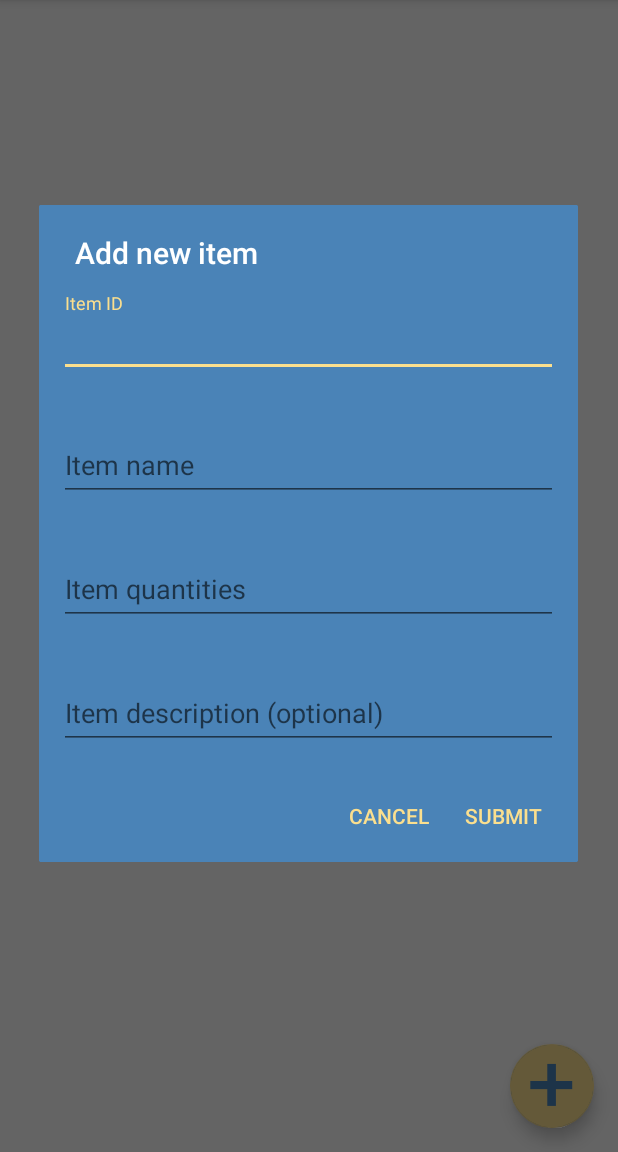
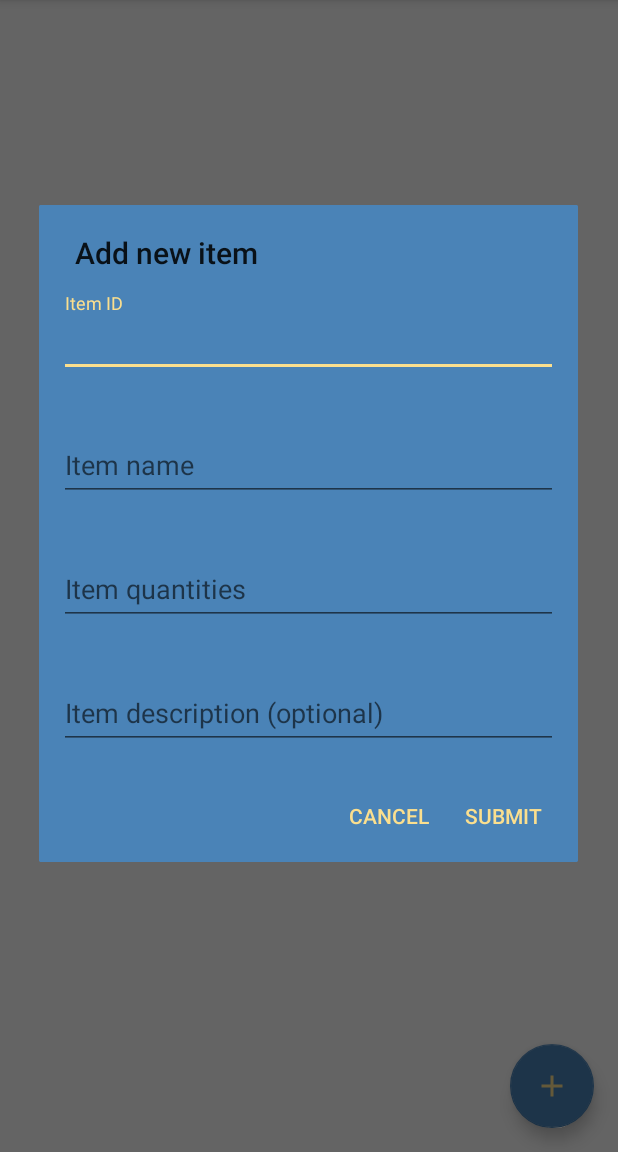
Before and after one commit to zerrium/Simple-Inventory-App, an Android app: the ListActivity screen opened directly, with no data from a screen before it, after a tap on an icon or button, on a phone screen of 412 x 824 dp, the part 84-1236 px from its top. Run offline under Robolectric (Android 15) with nearby library versions, the phone set to English and light mode, and no system bars; Roboto replaces fonts that are not available here.

Commit message:
Fixed inconsistent theme (1)

```diff
--- a/app/src/main/AndroidManifest.xml
+++ b/app/src/main/AndroidManifest.xml
@@ -14,7 +14,8 @@
             android:name=".ListActivity"
             android:label="@string/title_activity_list"
             android:theme="@style/AppTheme.NoActionBar" />
-        <activity android:name=".HomeActivity" />
+        <activity android:name=".HomeActivity"
+            android:theme="@style/AppTheme.NoActionBar" />
         <activity
             android:name=".MainActivity"
             android:theme="@style/AppTheme.NoActionBar">
--- a/app/src/main/java/com/zerrium/uts/ListActivity.java
+++ b/app/src/main/java/com/zerrium/uts/ListActivity.java
@@ -2,7 +2,7 @@ package com.zerrium.uts;
 
 import android.content.Context;
 import android.content.DialogInterface;
-import android.database.sqlite.SQLiteException;
+import android.content.res.ColorStateList;
 import android.graphics.Color;
 import android.os.Bundle;
 
@@ -20,14 +20,16 @@ import androidx.recyclerview.widget.RecyclerView;
 import android.text.InputType;
 import android.view.View;
 import android.widget.LinearLayout;
+import android.widget.ScrollView;
 
 import java.util.ArrayList;
+import java.util.Objects;
 
 
 public class ListActivity extends AppCompatActivity {
 
     private RecyclerView recyclerView;
-    private static RecyclerView.Adapter mAdapter;
+    private static RecyclerView.Adapter<ListAdapter.ViewHolder> mAdapter;
     private RecyclerView.LayoutManager layoutManager;
     private static SqliteHelper sqlhelper;
     private static ArrayList<Item> items;
@@ -57,14 +59,20 @@ public class ListActivity extends AppCompatActivity {
 
                 AlertDialog.Builder dialog = new AlertDialog.Builder(context, R.style.DialogTheme);
                 dialog.setTitle("Add new item");
-                LinearLayout layout = new LinearLayout(context);
+
+                final ScrollView sc = new ScrollView(context);
+                sc.setOverScrollMode(View.OVER_SCROLL_IF_CONTENT_SCROLLS);
+
+                final LinearLayout layout = new LinearLayout(context);
                 layout.setOrientation(LinearLayout.VERTICAL);
 
                 final TextInputEditText item_id = new TextInputEditText(context);
                 item_id.setHint("Item ID");
                 item_id.setInputType(InputType.TYPE_CLASS_NUMBER);
                 item_id.setTextColor(Color.WHITE);
+                item_id.setHintTextColor(ColorStateList.valueOf(Color.argb(127, 255, 255, 255)));
                 final TextInputLayout idl = new TextInputLayout(context);
+                idl.setHintTextColor(ColorStateList.valueOf(getResources().getColor(R.color.colorAccent)));
                 idl.setPadding(20, 20, 20, 20);
                 idl.addView(item_id);
                 layout.addView(idl);
@@ -73,7 +81,9 @@ public class ListActivity extends AppCompatActivity {
                 item_name.setHint("Item name");
                 item_name.setSingleLine();
                 item_name.setTextColor(Color.WHITE);
+                item_name.setHintTextColor(ColorStateList.valueOf(Color.argb(127, 255, 255, 255)));
                 final TextInputLayout namel = new TextInputLayout(context);
+                namel.setHintTextColor(ColorStateList.valueOf(getResources().getColor(R.color.colorAccent)));
                 namel.setPadding(20, 20, 20, 20);
                 namel.addView(item_name);
                 layout.addView(namel);
@@ -82,7 +92,9 @@ public class ListActivity extends AppCompatActivity {
                 item_qty.setHint("Item quantities");
                 item_qty.setInputType(InputType.TYPE_CLASS_NUMBER);
                 item_qty.setTextColor(Color.WHITE);
+                item_qty.setHintTextColor(ColorStateList.valueOf(Color.argb(127, 255, 255, 255)));
                 final TextInputLayout qtyl = new TextInputLayout(context);
+                qtyl.setHintTextColor(ColorStateList.valueOf(getResources().getColor(R.color.colorAccent)));
                 qtyl.setPadding(20, 20, 20, 20);
                 qtyl.addView(item_qty);
                 layout.addView(qtyl);
@@ -91,20 +103,23 @@ public class ListActivity extends AppCompatActivity {
                 item_desc.setHint("Item description (optional)");
                 item_desc.setSingleLine();
                 item_desc.setTextColor(Color.WHITE);
+                item_desc.setHintTextColor(ColorStateList.valueOf(Color.argb(127, 255, 255, 255)));
                 final TextInputLayout descl = new TextInputLayout(context);
+                descl.setHintTextColor(ColorStateList.valueOf(getResources().getColor(R.color.colorAccent)));
                 descl.setPadding(20, 20, 20, 20);
                 descl.addView(item_desc);
                 layout.addView(descl);
 
-                dialog.setView(layout);
+                sc.addView(layout);
+                dialog.setView(sc);
                 dialog.setNegativeButton("Cancel", null);
                 dialog.setPositiveButton("Submit", new DialogInterface.OnClickListener() {
                     @Override
                     public void onClick(DialogInterface dialogInterface, int i) {
-                        final String id = item_id.getText().toString();
-                        final String name = item_name.getText().toString();
-                        final String qty = item_qty.getText().toString();
-                        final String desc = item_desc.getText().toString();
+                        final String id = Objects.requireNonNull(item_id.getText()).toString();
+                        final String name = Objects.requireNonNull(item_name.getText()).toString();
+                        final String qty = Objects.requireNonNull(item_qty.getText()).toString();
+                        final String desc = Objects.requireNonNull(item_desc.getText()).toString();
 
                         if (id.isEmpty()) {
                             Snackbar.make(view, "Please enter item ID!", Snackbar.LENGTH_LONG).show();
@@ -120,10 +135,8 @@ public class ListActivity extends AppCompatActivity {
                                 items.add(it);
                                 mAdapter.notifyItemInserted(items.size()-1);
                                 Snackbar.make(view, "Added new item to database", Snackbar.LENGTH_SHORT).show();
-                            } catch (SQLiteException e) {
-                                Snackbar.make(view, e.getMessage(), Snackbar.LENGTH_LONG).show();
-                            } catch (Exception e){
-                                Snackbar.make(view, e.getMessage(), Snackbar.LENGTH_LONG).show();
+                            } catch (Exception e) {
+                                Snackbar.make(view, Objects.requireNonNull(e.getMessage()), Snackbar.LENGTH_LONG).show();
                             }
                         }
                     }
--- a/app/src/main/java/com/zerrium/uts/MainActivity.java
+++ b/app/src/main/java/com/zerrium/uts/MainActivity.java
@@ -2,6 +2,7 @@ package com.zerrium.uts;
 
 import androidx.appcompat.app.AlertDialog;
 import androidx.appcompat.app.AppCompatActivity;
+import androidx.appcompat.app.AppCompatDelegate;
 
 import android.content.Intent;
 import android.os.Build;
--- /dev/null
+++ b/app/src/main/res/drawable/ic_add_24px.xml
@@ -0,0 +1,9 @@
+<vector xmlns:android="http://schemas.android.com/apk/res/android"
+    android:width="24dp"
+    android:height="24dp"
+    android:viewportWidth="24"
+    android:viewportHeight="24">
+  <path
+      android:fillColor="#FBDF8E"
+      android:pathData="M19,13h-6v6h-2v-6H5v-2h6V5h2v6h6v2z"/>
+</vector>
--- a/app/src/main/res/layout-land/activity_main.xml
+++ b/app/src/main/res/layout-land/activity_main.xml
@@ -1,6 +1,5 @@
 <?xml version="1.0" encoding="utf-8"?>
 <ScrollView xmlns:android="http://schemas.android.com/apk/res/android"
-    xmlns:app="http://schemas.android.com/apk/res-auto"
     xmlns:tools="http://schemas.android.com/tools"
     android:layout_width="match_parent"
     android:layout_height="match_parent"
@@ -67,6 +66,7 @@
                 <com.google.android.material.textfield.TextInputLayout
                     android:id="@+id/textInputLayoutEmail"
                     android:layout_width="match_parent"
+                    android:textColorHint="#80FFFFFF"
                     android:layout_height="wrap_content">
 
                     <com.google.android.material.textfield.TextInputEditText
@@ -88,6 +88,7 @@
                 <com.google.android.material.textfield.TextInputLayout
                     android:id="@+id/textInputLayoutPassword"
                     android:layout_width="match_parent"
+                    android:textColorHint="#80FFFFFF"
                     android:layout_height="wrap_content">
 
                     <com.google.android.material.textfield.TextInputEditText
--- a/app/src/main/res/layout/activity_list.xml
+++ b/app/src/main/res/layout/activity_list.xml
@@ -29,7 +29,8 @@
         android:layout_gravity="bottom|end"
         android:layout_margin="@dimen/fab_margin"
         android:backgroundTint="@color/colorPrimary"
-        android:foreground="@drawable/ic_add"
+        android:src="@drawable/ic_add_24px"
+        app:backgroundTint="@color/colorPrimary"
         app:fabSize="normal" />
 
 </androidx.coordinatorlayout.widget.CoordinatorLayout>
--- a/app/src/main/res/layout/content_list.xml
+++ b/app/src/main/res/layout/content_list.xml
@@ -4,14 +4,14 @@
     android:layout_width="match_parent"
     android:layout_height="match_parent"
     android:orientation="vertical"
-    android:theme="@style/Theme.AppCompat.DayNight"
+    android:theme="@style/AppTheme"
     app:layout_behavior="@string/appbar_scrolling_view_behavior">
 
     <androidx.recyclerview.widget.RecyclerView
         android:id="@+id/recyclerview1"
         android:layout_width="match_parent"
         android:layout_height="wrap_content"
-        android:scrollbars="vertical"
-        android:overScrollMode="ifContentScrolls" />
+        android:overScrollMode="ifContentScrolls"
+        android:scrollbars="vertical" />
 
 </RelativeLayout>
--- a/app/src/main/res/layout/row_layout.xml
+++ b/app/src/main/res/layout/row_layout.xml
@@ -2,7 +2,7 @@
 <androidx.cardview.widget.CardView xmlns:android="http://schemas.android.com/apk/res/android"
     android:layout_width="match_parent"
     android:layout_height="wrap_content"
-    android:theme="@style/Theme.AppCompat.DayNight"
+    android:theme="@style/AppTheme"
     xmlns:app="http://schemas.android.com/apk/res-auto"
     android:id="@+id/cardView"
     app:cardCornerRadius="5dp"
--- a/app/src/main/res/values/styles.xml
+++ b/app/src/main/res/values/styles.xml
@@ -1,10 +1,13 @@
 <resources>
     <!-- Base application theme. -->
+
     <style name="AppTheme" parent="Theme.AppCompat.DayNight">
         <!-- Customize your theme here. -->
         <item name="colorPrimary">@color/colorPrimary</item>
         <item name="colorPrimaryDark">@color/colorPrimaryDark</item>
         <item name="colorAccent">@color/colorAccent</item>
+        <item name="android:colorEdgeEffect">@color/colorPrimary</item>
+        <item name="android:navigationBarColor">@color/colorPrimaryDark</item>
     </style>
 
     <style name="AppTheme.NoActionBar" parent="AppTheme">
@@ -12,15 +15,20 @@
         <item name="windowNoTitle">true</item>
     </style>
 
-    <style name="DialogTheme" parent="Theme.AppCompat.Dialog.Alert">
+    <style name="DialogTheme" parent="Theme.AppCompat.Light.Dialog.Alert">
         <item name="colorPrimary">@color/colorPrimary</item>
         <item name="colorPrimaryDark">@color/colorPrimaryDark</item>
         <item name="colorAccent">@color/colorAccent</item>
         <item name="android:background">@color/colorPrimary</item>
+        <item name="android:colorEdgeEffect">@color/colorAccent</item>
     </style>
 
-    <style name="AppTheme.AppBarOverlay" parent="ThemeOverlay.AppCompat.Dark.ActionBar" />
+    <style name="AppTheme.AppBarOverlay" parent="ThemeOverlay.AppCompat.Dark.ActionBar">
+        <item name="android:textColorPrimary">#FFFFFF</item>
+    </style>
 
-    <style name="AppTheme.PopupOverlay" parent="ThemeOverlay.AppCompat.Light" />
+    <style name="AppTheme.PopupOverlay" parent="ThemeOverlay.AppCompat.Light">
+        <item name="android:textColor">#FFFFFF</item>
+    </style>
 
 </resources>
```
Also changed, not shown: app/src/main/java/com/zerrium/uts/HomeActivity.java (+25 -11 lines), app/src/main/java/com/zerrium/uts/ListAdapter.java (+25 -8 lines), app/src/main/res/layout/activity_main.xml (+5 -4 lines).
